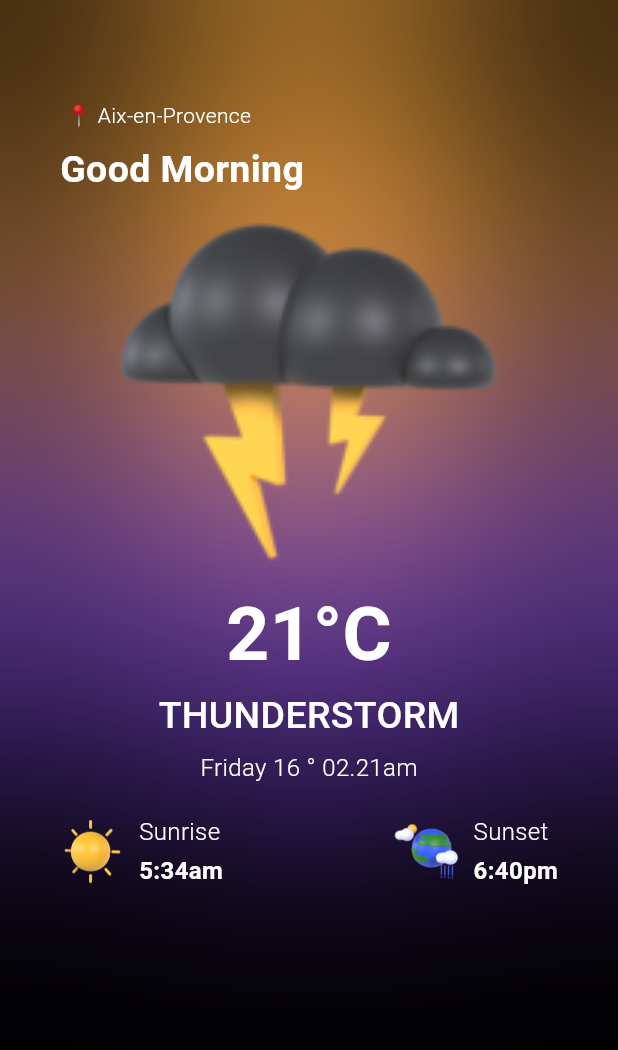
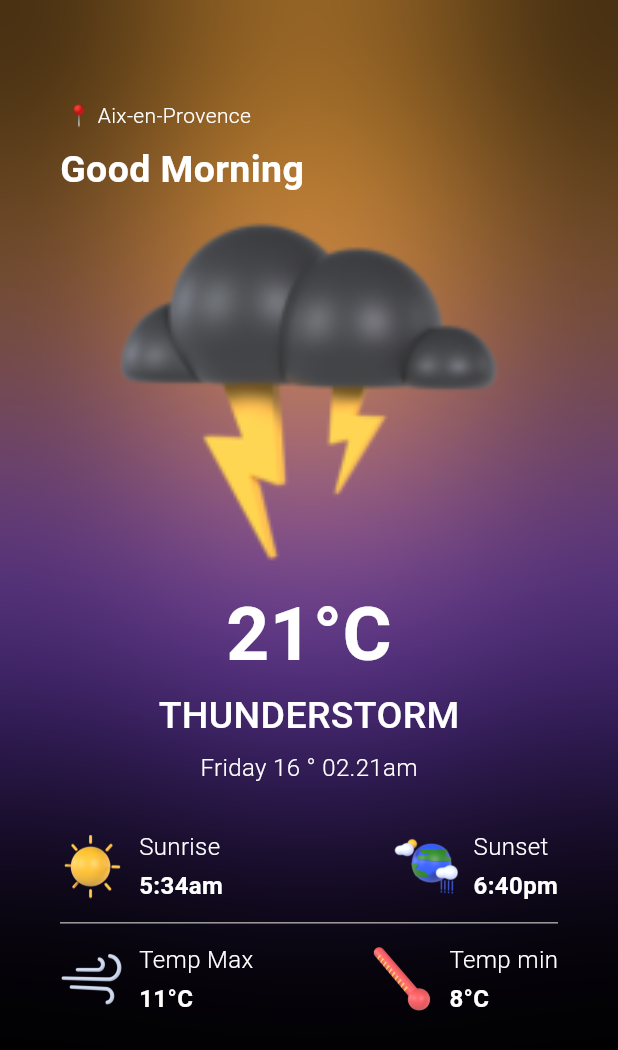
Before and after one commit to onaya7/Sky_whiz, a Flutter app: the screen it shows after launch, on a phone screen of 412 x 824 dp. Shown: the top 1050 px of the screen. Run offline on Flutter 3.47's test engine with Material 3 defaults, Android fonts, the light colour scheme and no system bars; our stand-ins replace bloc, equatable.

Commit message:
ref: Update home screen layout

```diff
--- a/lib/screens/home_screen.dart
+++ b/lib/screens/home_screen.dart
@@ -119,7 +119,7 @@ class HomeScreen extends StatelessWidget {
                       ),
                     ),
                     const SizedBox(
-                      height: 20,
+                      height: 30,
                     ),
                     Row(
                       mainAxisAlignment: MainAxisAlignment.spaceBetween,
@@ -192,6 +192,81 @@ class HomeScreen extends StatelessWidget {
                         )
                       ],
                     ),
+                    const Padding(
+                      padding: EdgeInsets.symmetric(vertical: 5.0),
+                      child: Divider(color: Colors.grey),
+                    ),
+                    Row(
+                      mainAxisAlignment: MainAxisAlignment.spaceBetween,
+                      children: [
+                        Row(
+                          children: [
+                            Image.asset(
+                              'assets/6.png',
+                              scale: 3,
+                            ),
+                            const SizedBox(
+                              width: 10,
+                            ),
+                            const Column(
+                              crossAxisAlignment: CrossAxisAlignment.start,
+                              children: [
+                                Text(
+                                  'Temp Max',
+                                  style: TextStyle(
+                                    fontSize: 16,
+                                    fontWeight: FontWeight.w300,
+                                    color: Colors.white,
+                                  ),
+                                ),
+                                SizedBox(height: 3),
+                                Text(
+                                  '11°C',
+                                  style: TextStyle(
+                                    fontSize: 16,
+                                    fontWeight: FontWeight.w700,
+                                    color: Colors.white,
+                                  ),
+                                ),
+                              ],
+                            ),
+                          ],
+                        ),
+                        Row(
+                          children: [
+                            Image.asset(
+                              'assets/9.png',
+                              scale: 3,
+                            ),
+                            const SizedBox(
+                              width: 10,
+                            ),
+                            const Column(
+                              crossAxisAlignment: CrossAxisAlignment.start,
+                              children: [
+                                Text(
+                                  'Temp min',
+                                  style: TextStyle(
+                                    fontSize: 16,
+                                    fontWeight: FontWeight.w300,
+                                    color: Colors.white,
+                                  ),
+                                ),
+                                SizedBox(height: 3),
+                                Text(
+                                  '8°C',
+                                  style: TextStyle(
+                                    fontSize: 16,
+                                    fontWeight: FontWeight.w700,
+                                    color: Colors.white,
+                                  ),
+                                ),
+                              ],
+                            ),
+                          ],
+                        )
+                      ],
+                    ),
                   ],
                 ),
               )
```
